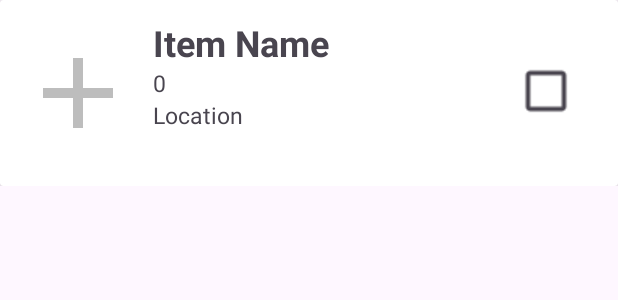
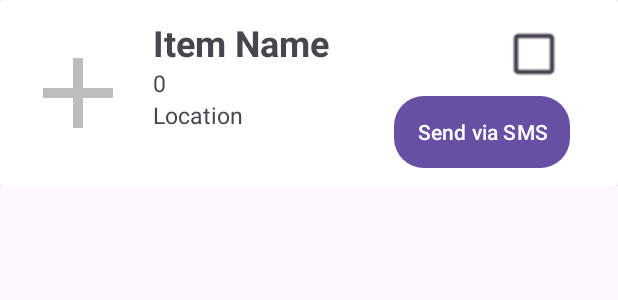
Before and after one commit to nashxHein2003/baby-care-app, an Android app: the layout item_row.xml on its own in the app's theme, with its tools: preview values and no code run, on a phone screen of 412 x 824 dp. Shown: the top 300 px of the screen. Run offline under Robolectric (Android 15) with nearby library versions, the phone set to English and light mode, and no system bars.

Commit message:
Added: item delegation

```diff
--- a/app/src/main/res/layout/item_row.xml
+++ b/app/src/main/res/layout/item_row.xml
@@ -45,6 +45,19 @@
                 app:layout_constraintStart_toStartOf="@id/quantity_txt"
                 app:layout_constraintTop_toBottomOf="@id/quantity_txt" />
 
+            <Button
+                android:id="@+id/sms_button"
+                android:layout_width="wrap_content"
+                android:layout_height="wrap_content"
+                android:layout_marginStart="176dp"
+                android:layout_marginTop="4dp"
+                android:background="@drawable/rounded_button"
+                android:paddingHorizontal="15dp"
+                android:paddingVertical="5dp"
+                android:text="Send via SMS"
+                app:layout_constraintEnd_toEndOf="@id/done_check"
+                app:layout_constraintTop_toBottomOf="@id/done_check" />
+
             <ImageView
                 android:id="@+id/vector_image"
                 android:layout_width="80dp"
@@ -58,13 +71,13 @@
                 android:id="@+id/done_check"
                 android:layout_width="wrap_content"
                 android:layout_height="wrap_content"
-                android:layout_marginEnd="12dp"
+                android:layout_marginEnd="20dp"
                 android:scaleX="1.5"
                 android:scaleY="1.5"
                 app:layout_constraintBottom_toBottomOf="parent"
                 app:layout_constraintEnd_toEndOf="parent"
                 app:layout_constraintTop_toTopOf="parent"
-                app:layout_constraintVertical_bias="0.471" />
+                app:layout_constraintVertical_bias="0.0" />
 
         </androidx.constraintlayout.widget.ConstraintLayout>
     </androidx.cardview.widget.CardView>
```
Also changed, not shown: app/src/main/AndroidManifest.xml (+7 -0 lines), app/src/main/java/com/buc/babycare/CustomAdapter.java (+24 -0 lines).
